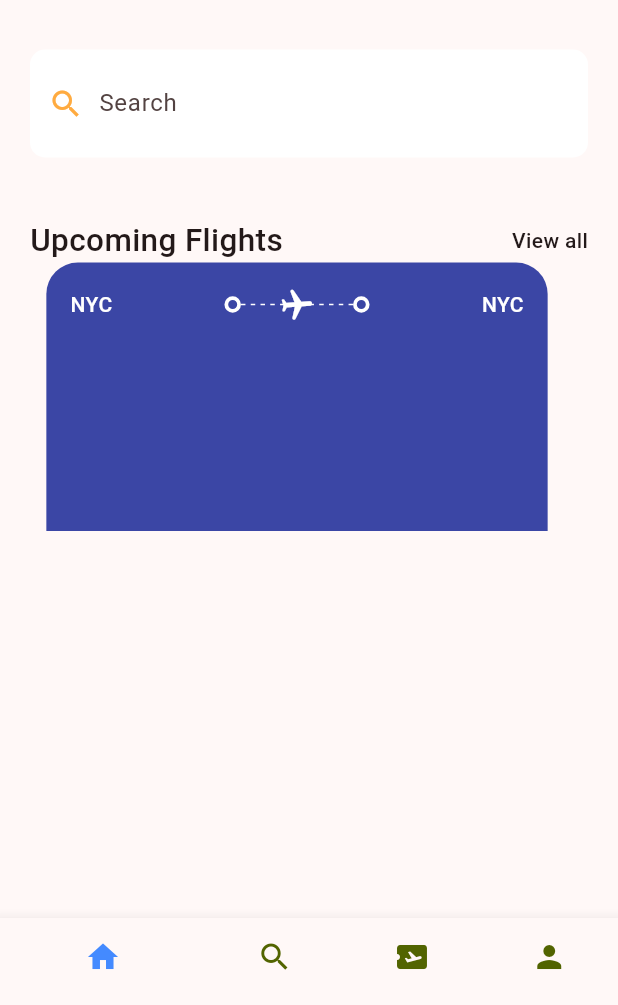
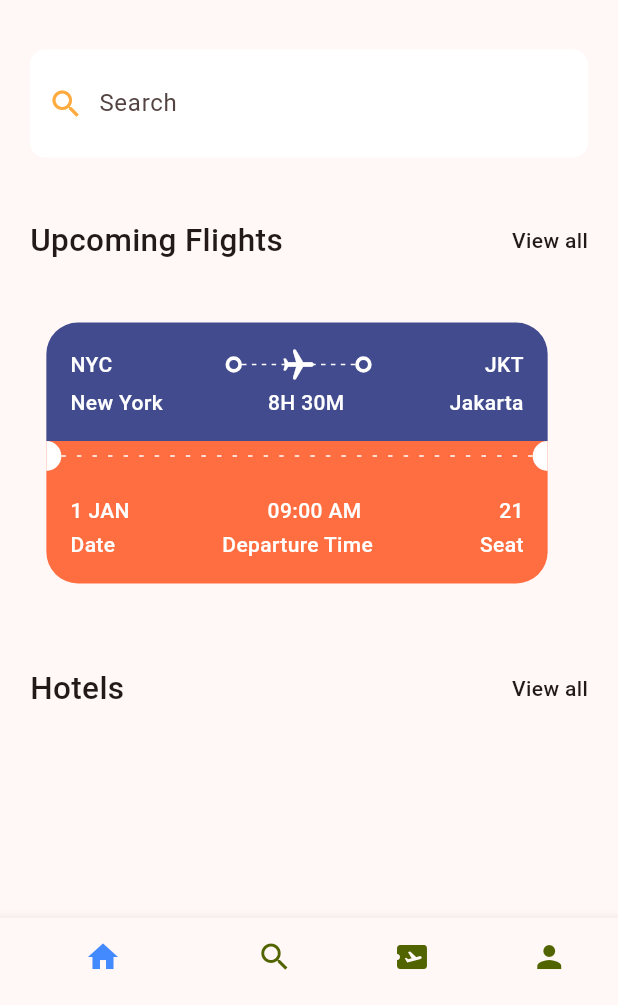
Before and after one commit to rksrbbn/first-app, a Flutter app: the screen it shows after launch, on a phone screen of 412 x 824 dp, the part 231-1236 px from its top. Run offline on Flutter 3.47's test engine with Material 3 defaults, Android fonts, the phone set to English and light mode, and no system bars.

Commit message:
tickets UI

```diff
--- a/lib/base/screens/home_screen.dart
+++ b/lib/base/screens/home_screen.dart
@@ -77,7 +77,10 @@ class HomeScreen extends StatelessWidget {
               ),
               SizedBox(height: 40),
               AppDoubleText(bigText: 'Upcoming Flights', smallText: 'View all'),
+              SizedBox(height: 40),
               TicketView(),
+              SizedBox(height: 40),
+              AppDoubleText(bigText: 'Hotels', smallText: 'View all'),
               ],
             )
           )
--- a/lib/base/widgets/ticket_view.dart
+++ b/lib/base/widgets/ticket_view.dart
@@ -10,12 +10,15 @@ class TicketView extends StatelessWidget {
     final size = MediaQuery.of(context).size;
     return SizedBox(
       width: size.width*0.85,
-      height: 179,
+      height: 189,
       child: Container(
         margin: EdgeInsets.only(right: 16),
+        child: Column(
+          children: [
+            Container(
               padding: EdgeInsets.all(16),
               decoration: BoxDecoration(
-          color: const Color.fromARGB(255, 59, 70, 165),
+                color: const Color.fromARGB(255, 67, 75, 143),
                 borderRadius: BorderRadius.only(topLeft: Radius.circular(21), topRight: Radius.circular(21))
 
               ),
@@ -41,14 +44,45 @@ class TicketView extends StatelessWidget {
                               height: 24,
                               child: AppLayoutbuilderWidget(randomDivider: 6),
                             ),
-                      Center(child: Transform.rotate(angle: 1.5, child: Icon(Icons.local_airport_rounded,color: Colors.white)))
+                            Center(child: Transform.rotate(angle: 1.57, child: Icon(Icons.local_airport_rounded,color: Colors.white)))
                           ]
                           )
                         ),
                       BigDot(),
                       Expanded(child: Container()),
                       Text(
-                  "NYC",
+                        "JKT",
+                        style: TextStyle(
+                          color: Colors.white,
+                          fontWeight: FontWeight.w500
+                        ),
+
+                      )
+                    ],
+                  ),
+                  SizedBox(height: 3),
+                  Row(
+                    children: [
+                      Text(
+                        "New York",
+                        style: TextStyle(
+                          color: Colors.white,
+                          fontWeight: FontWeight.w500
+                        ),
+
+                      ),
+                      Expanded(child: Container()),
+                      Text(
+                        "8H 30M",
+                        style: TextStyle(
+                          color: Colors.white,
+                          fontWeight: FontWeight.w500
+                        ),
+
+                      ),
+                      Expanded(child: Container()),
+                      Text(
+                        "Jakarta",
                         style: TextStyle(
                           color: Colors.white,
                           fontWeight: FontWeight.w500
@@ -60,6 +94,109 @@ class TicketView extends StatelessWidget {
                 ],
               ),
             ),
+            Container(
+              color: Colors.deepOrangeAccent,
+              child: Row(
+                mainAxisAlignment: MainAxisAlignment.spaceBetween,
+                children: [
+                  SizedBox(
+                    height: 20,
+                    width: 10,
+                    child: DecoratedBox(decoration: BoxDecoration(
+                      color: Colors.white,
+                      borderRadius: BorderRadius.only(topRight: Radius.circular(10), bottomRight: Radius.circular(10))
+                    )),
+                  ),
+                  Expanded(child: AppLayoutbuilderWidget(randomDivider: 10)),
+                  SizedBox(
+                    height: 20,
+                    width: 10,
+                    child: DecoratedBox(decoration: BoxDecoration(
+                      color: Colors.white,
+                      borderRadius: BorderRadius.only(topLeft: Radius.circular(10), bottomLeft: Radius.circular(10))
+                    )),
+                  )
+                ],
+              ),
+            ),
+            Container(
+              padding: EdgeInsets.all(16),
+              decoration: BoxDecoration(
+                color: Colors.deepOrangeAccent,
+                borderRadius: BorderRadius.only(bottomRight: Radius.circular(21), bottomLeft: Radius.circular(21))
+
+              ),
+              child: Column(
+                mainAxisAlignment: MainAxisAlignment.spaceBetween,
+                children: [
+                  Row(
+                    children: [
+                      Text(
+                        "1 JAN",
+                        style: TextStyle(
+                          color: Colors.white,
+                          fontWeight: FontWeight.w500
+                        ),
+
+                      ),
+                      Expanded(child: Container()),
+                        Text(
+                        "09:00 AM",
+                        style: TextStyle(
+                          color: Colors.white,
+                          fontWeight: FontWeight.w500
+                        ),
+
+                      ),
+                      Expanded(child: Container()),
+                      Text(
+                        "21",
+                        style: TextStyle(
+                          color: Colors.white,
+                          fontWeight: FontWeight.w500
+                        ),
+
+                      )
+                    ],
+                  ),
+                  SizedBox(height: 3),
+                  Row(
+                    children: [
+                      Text(
+                        "Date",
+                        style: TextStyle(
+                          color: Colors.white,
+                          fontWeight: FontWeight.w500
+                        ),
+
+                      ),
+                      Expanded(child: Container()),
+                      Text(
+                        "Departure Time",
+                        style: TextStyle(
+                          color: Colors.white,
+                          fontWeight: FontWeight.w500
+                        ),
+
+                      ),
+                      Expanded(child: Container()),
+                      Text(
+                        "Seat",
+                        style: TextStyle(
+                          color: Colors.white,
+                          fontWeight: FontWeight.w500
+                        ),
+
+                      )
+                    ],
+                  )
+                ],
+              ),
+            ),
+          ],
+        ),
+      )
+
     );
   }
 }
```
Lines whose indentation alone changed are shown as unchanged.
